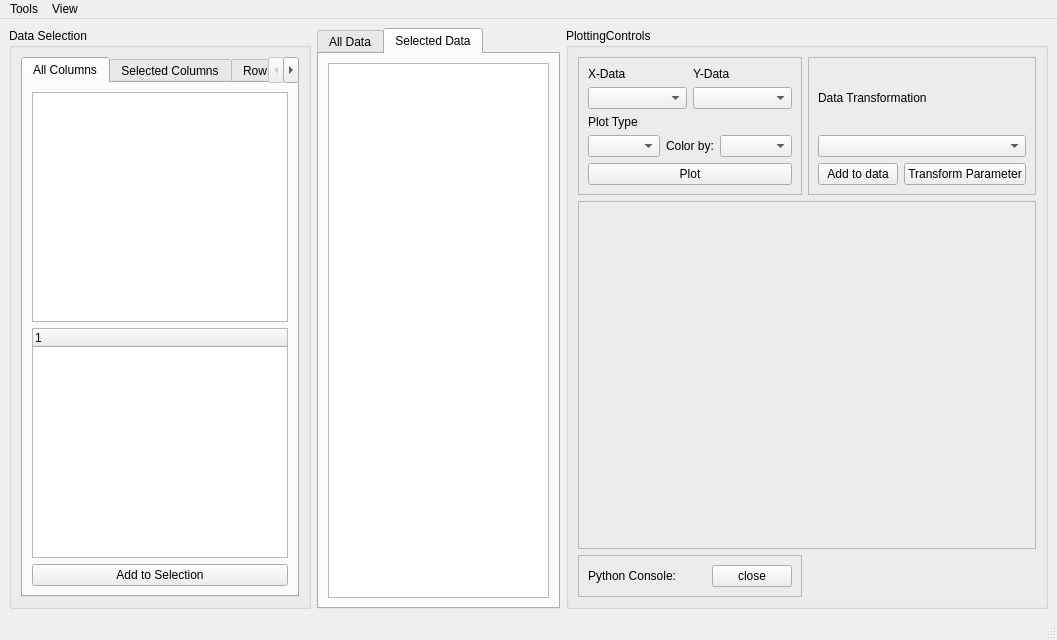
Qt form DataViewerModule/pandasviewer_mainwindow.ui (kushalkolar/BehaviourAnalysis) before a commit.
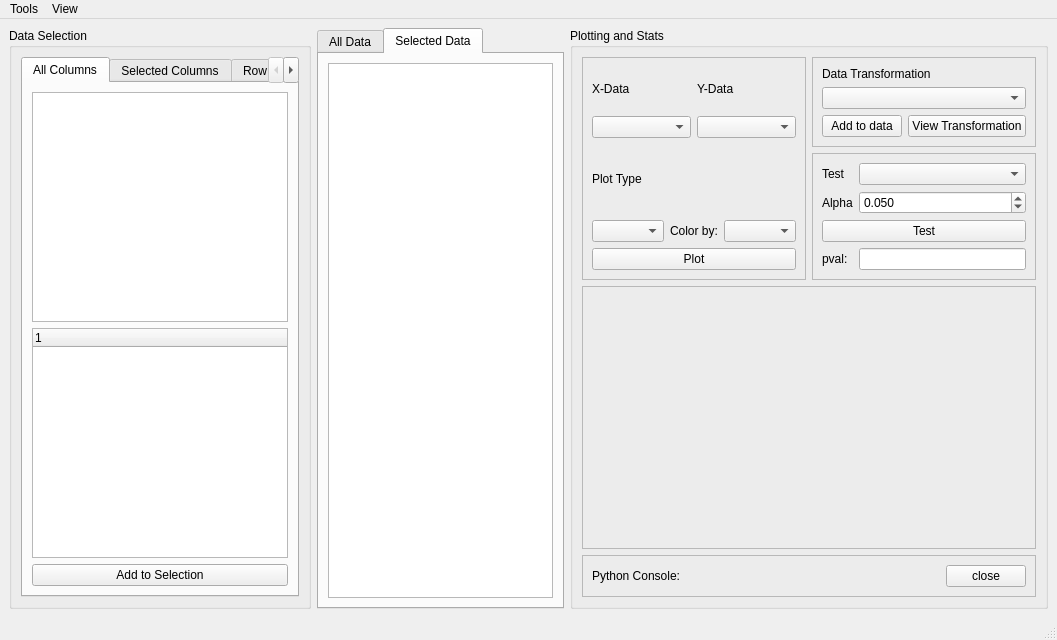
The same form after that commit. The open tabs and pages were chosen to show the change.

Commit message: reverted changes in how displaying data is handled, back to item based rather than model based. This turns out to be more responsive.

Diff of the .ui file:
```diff
--- a/DataViewerModule/pandasviewer_mainwindow.ui
+++ b/DataViewerModule/pandasviewer_mainwindow.ui
@@ -233,12 +233,8 @@
         <string>Selected Data</string>
        </attribute>
        <layout class="QGridLayout" name="gridLayout_3">
-        <item row="0" column="2">
-         <widget class="QTableWidget" name="tableWidgetSelectedData">
-          <property name="selectionMode">
-           <enum>QAbstractItemView::ExtendedSelection</enum>
-          </property>
-         </widget>
+        <item row="0" column="0">
+         <widget class="QTableWidget" name="tableWidgetSelectedData"/>
         </item>
        </layout>
       </widget>
@@ -253,10 +249,66 @@
        </sizepolicy>
       </property>
       <property name="title">
-       <string>PlottingControls</string>
+       <string>Plotting and Stats</string>
       </property>
       <layout class="QGridLayout" name="gridLayout_9">
-       <item row="0" column="0">
+       <item row="0" column="1">
+        <widget class="QFrame" name="frameTransform">
+         <property name="frameShape">
+          <enum>QFrame::StyledPanel</enum>
+         </property>
+         <property name="frameShadow">
+          <enum>QFrame::Raised</enum>
+         </property>
+         <layout class="QGridLayout" name="gridLayout_7">
+          <item row="1" column="0">
+           <widget class="QComboBox" name="comboBoxTransformations"/>
+          </item>
+          <item row="2" column="0">
+           <layout class="QHBoxLayout" name="horizontalLayout_7">
+            <item>
+             <widget class="QPushButton" name="pushButtonAddTransformToData">
+              <property name="text">
+               <string>Add to data</string>
+              </property>
+             </widget>
+            </item>
+            <item>
+             <widget class="QPushButton" name="pushButtonTransformData">
+              <property name="text">
+               <string>View Transformation</string>
+              </property>
+             </widget>
+            </item>
+           </layout>
+          </item>
+          <item row="0" column="0">
+           <widget class="QLabel" name="label_5">
+            <property name="text">
+             <string>Data Transformation</string>
+            </property>
+           </widget>
+          </item>
+         </layout>
+        </widget>
+       </item>
+       <item row="3" column="0" colspan="2">
+        <widget class="QFrame" name="framePlotWidget">
+         <property name="sizePolicy">
+          <sizepolicy hsizetype="Preferred" vsizetype="MinimumExpanding">
+           <horstretch>0</horstretch>
+           <verstretch>0</verstretch>
+          </sizepolicy>
+         </property>
+         <property name="frameShape">
+          <enum>QFrame::StyledPanel</enum>
+         </property>
+         <property name="frameShadow">
+          <enum>QFrame::Raised</enum>
+         </property>
+        </widget>
+       </item>
+       <item row="0" column="0" rowspan="2">
         <widget class="QFrame" name="framePlotControls">
          <property name="frameShape">
           <enum>QFrame::StyledPanel</enum>
@@ -355,63 +407,69 @@
          </layout>
         </widget>
        </item>
-       <item row="0" column="1">
-        <widget class="QFrame" name="frameTransform">
+       <item row="1" column="1">
+        <widget class="QFrame" name="frameStatistics">
+         <property name="toolTip">
+          <string>&lt;html&gt;&lt;head/&gt;&lt;body&gt;&lt;p&gt;CAUTION:&lt;/p&gt;&lt;p&gt;&lt;br/&gt;&lt;/p&gt;&lt;p&gt;The  test is performed on data selected for the plot. If you want to test a transformed parameter, add it to data first, and then plot it. Otherwise you might not be testing what you think you are testing. &lt;/p&gt;&lt;p&gt;&lt;br/&gt;&lt;/p&gt;&lt;p&gt;Only kruskal-wallis and one-way anova are implemented, and these are not suitable for comparing a dataset of only two groups. &lt;/p&gt;&lt;/body&gt;&lt;/html&gt;</string>
+         </property>
          <property name="frameShape">
           <enum>QFrame::StyledPanel</enum>
          </property>
          <property name="frameShadow">
           <enum>QFrame::Raised</enum>
          </property>
-         <layout class="QGridLayout" name="gridLayout_7">
+         <layout class="QGridLayout" name="gridLayout_10">
           <item row="1" column="0">
-           <widget class="QComboBox" name="comboBoxTransformations"/>
+           <widget class="QLabel" name="label_7">
+            <property name="text">
+             <string>Alpha</string>
+            </property>
+           </widget>
           </item>
-          <item row="2" column="0">
-           <layout class="QHBoxLayout" name="horizontalLayout_7">
-            <item>
-             <widget class="QPushButton" name="pushButtonAddTransformToData">
-              <property name="text">
-               <string>Add to data</string>
-              </property>
-             </widget>
-            </item>
-            <item>
-             <widget class="QPushButton" name="pushButtonTransformData">
-              <property name="text">
-               <string>Transform Parameter</string>
-              </property>
-             </widget>
-            </item>
-           </layout>
+          <item row="1" column="1">
+           <widget class="QDoubleSpinBox" name="doubleSpinBoxAlpha">
+            <property name="decimals">
+             <number>3</number>
+            </property>
+            <property name="singleStep">
+             <double>0.010000000000000</double>
+            </property>
+            <property name="value">
+             <double>0.050000000000000</double>
+            </property>
+           </widget>
           </item>
           <item row="0" column="0">
-           <widget class="QLabel" name="label_5">
+           <widget class="QLabel" name="label_6">
             <property name="text">
-             <string>Data Transformation</string>
+             <string>Test</string>
+            </property>
+           </widget>
+          </item>
+          <item row="0" column="1">
+           <widget class="QComboBox" name="comboBoxStatisticalTests"/>
+          </item>
+          <item row="3" column="0" colspan="2">
+           <widget class="QPushButton" name="pushButtonTest">
+            <property name="text">
+             <string>Test</string>
+            </property>
+           </widget>
+          </item>
+          <item row="4" column="1">
+           <widget class="QLineEdit" name="lineEditPvalue"/>
+          </item>
+          <item row="4" column="0">
+           <widget class="QLabel" name="label_8">
+            <property name="text">
+             <string>pval:</string>
             </property>
            </widget>
           </item>
          </layout>
         </widget>
        </item>
-       <item row="1" column="0" colspan="2">
-        <widget class="QFrame" name="framePlotWidget">
-         <property name="sizePolicy">
-          <sizepolicy hsizetype="Preferred" vsizetype="MinimumExpanding">
-           <horstretch>0</horstretch>
-           <verstretch>0</verstretch>
-          </sizepolicy>
-         </property>
-         <property name="frameShape">
-          <enum>QFrame::StyledPanel</enum>
-         </property>
-         <property name="frameShadow">
-          <enum>QFrame::Raised</enum>
-         </property>
-        </widget>
-       </item>
-       <item row="2" column="0">
+       <item row="4" column="0" colspan="2">
         <widget class="QFrame" name="frameConsole">
          <property name="frameShape">
           <enum>QFrame::StyledPanel</enum>
```
Left out of the diff: 6 changed lines with no effect on the pictures. The commit also changes 4 other files.
